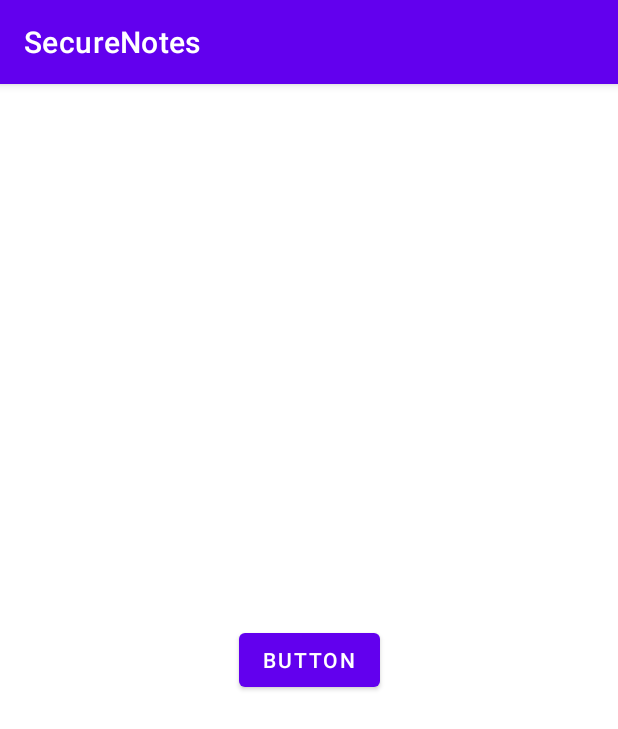
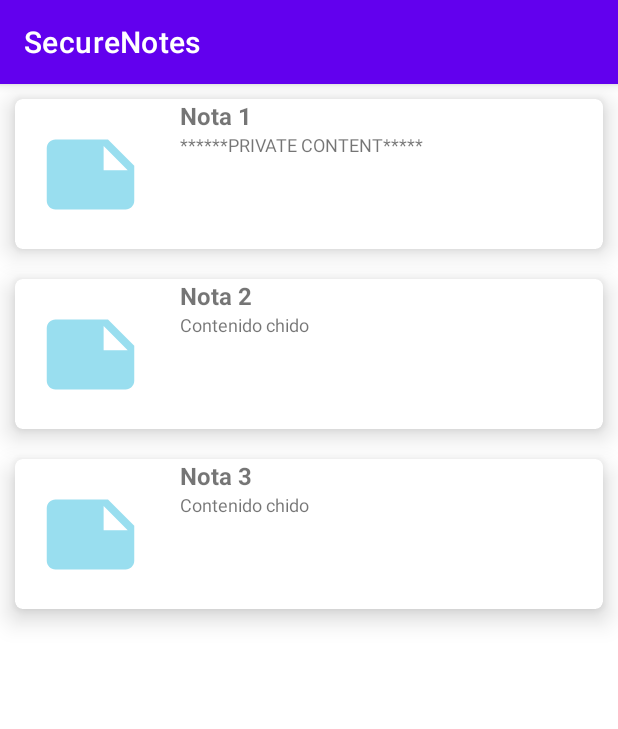
Before and after one commit to jassanchez/SecureNotes, an Android app: the screen it shows after launch (ConsultaNotas), on a phone screen of 412 x 824 dp. Shown: the top 729 px of the screen. Run offline under Robolectric (Android 15) with nearby library versions, the phone set to English and light mode, and no system bars.

Commit message:
Creación de lista para mostrar Notas

```diff
--- a/app/build.gradle
+++ b/app/build.gradle
@@ -33,6 +33,8 @@ dependencies {
     implementation 'androidx.appcompat:appcompat:1.3.0'
     implementation 'com.google.android.material:material:1.3.0'
     implementation 'androidx.constraintlayout:constraintlayout:2.0.4'
+    implementation 'androidx.recyclerview:recyclerview:1.2.1'
+    implementation 'androidx.cardview:cardview:1.0.0'
     testImplementation 'junit:junit:4.+'
     androidTestImplementation 'androidx.test.ext:junit:1.1.2'
     androidTestImplementation 'androidx.test.espresso:espresso-core:3.3.0'
--- a/app/src/main/java/com/teammanco/securenotes/ConsultaNotas.java
+++ b/app/src/main/java/com/teammanco/securenotes/ConsultaNotas.java
@@ -4,6 +4,8 @@ import androidx.appcompat.app.AppCompatActivity;
 import androidx.core.content.ContextCompat;
 
 import androidx.biometric.BiometricPrompt;
+import androidx.recyclerview.widget.LinearLayoutManager;
+import androidx.recyclerview.widget.RecyclerView;
 
 import android.content.DialogInterface;
 import android.os.Build;
@@ -14,8 +16,12 @@ import android.widget.Toast;
 
 import com.google.android.material.snackbar.BaseTransientBottomBar;
 import com.google.android.material.snackbar.Snackbar;
+import com.teammanco.securenotes.adapters.RecyclerAdapter;
+import com.teammanco.securenotes.model.ItemList;
 import com.teammanco.securenotes.model.Note;
 
+import java.util.ArrayList;
+import java.util.List;
 import java.util.concurrent.Executor;
 
 public class ConsultaNotas extends AppCompatActivity {
@@ -24,22 +30,49 @@ public class ConsultaNotas extends AppCompatActivity {
     private BiometricPrompt biometricPrompt;
     private BiometricPrompt.PromptInfo  promptInfo;
     private boolean authorized = false;
+    private RecyclerView rvLista;
+    private RecyclerAdapter adapter;
+    private List<ItemList> items;
 
     @Override
     protected void onCreate(Bundle savedInstanceState) {
         super.onCreate(savedInstanceState);
         setContentView(R.layout.activity_consulta_notas);
         autheticateMobile();
+        initViews();
+        initValues();
         //biometricPrompt.authenticate(promptInfo);
-        Button btn = findViewById(R.id.button);
+        /*Button btn = findViewById(R.id.button);
         btn.setOnClickListener(new View.OnClickListener() {
             @Override
             public void onClick(View v) {
                 showNota(v,new Note("","",1,2));
             }
-        });
+        });*/
     }
 
+    private void initViews(){
+       rvLista = findViewById(R.id.rvLista);
+    }
+
+    private void initValues(){
+        LinearLayoutManager manager = new LinearLayoutManager(this);
+        rvLista.setLayoutManager(manager);
+
+        items = consultaNotas();
+        adapter = new RecyclerAdapter(items);
+        rvLista.setAdapter(adapter);
+    }
+
+    private List<ItemList> consultaNotas(){
+        List<ItemList> itemLists = new ArrayList<>();
+
+        itemLists.add(new ItemList(new Note("Nota 1","Contenido chido",1,2),R.drawable.icon_note));
+        itemLists.add(new ItemList(new Note("Nota 2","Contenido chido",0,2),R.drawable.icon_note));
+        itemLists.add(new ItemList(new Note("Nota 3","Contenido chido",0,2),R.drawable.icon_note));
+
+        return  itemLists;
+    }
     private void showNota(View v, Note note){
            authorized = false;
         if (note.getSecurity() == 1)
--- /dev/null
+++ b/app/src/main/java/com/teammanco/securenotes/adapters/RecyclerAdapter.java
@@ -0,0 +1,60 @@
+package com.teammanco.securenotes.adapters;
+
+import android.view.LayoutInflater;
+import android.view.View;
+import android.view.ViewGroup;
+import android.widget.ImageView;
+import android.widget.TextView;
+
+import androidx.annotation.NonNull;
+import androidx.recyclerview.widget.RecyclerView;
+
+import com.teammanco.securenotes.R;
+import com.teammanco.securenotes.model.ItemList;
+import com.teammanco.securenotes.model.Note;
+
+import java.util.List;
+
+public class RecyclerAdapter extends RecyclerView.Adapter<RecyclerAdapter.RecyclerHolder> {
+    private List<ItemList> items;
+
+    public RecyclerAdapter(List<ItemList> items) {
+        this.items = items;
+    }
+
+    @Override
+    public RecyclerHolder onCreateViewHolder(@NonNull ViewGroup parent, int viewType) {
+        View v = LayoutInflater.from(parent.getContext()).inflate(R.layout.item_list_view,parent,false);
+        return new RecyclerHolder(v);
+    }
+
+    @Override
+    public void onBindViewHolder(@NonNull RecyclerAdapter.RecyclerHolder holder, int position) {
+        ItemList item = items.get(position);
+        Note note = item.getNote();
+        holder.img.setImageResource(R.drawable.icon_note);
+        holder.txtTitulo.setText(note.getTitle());
+        if(note.getSecurity() == 1)
+            holder.txtDesc.setText("******PRIVATE CONTENT*****");
+        else
+            holder.txtDesc.setText(note.getContent());
+    }
+
+    @Override
+    public int getItemCount() {
+        return items.size();
+    }
+
+    public static class RecyclerHolder extends RecyclerView.ViewHolder{
+        private ImageView img;
+        private TextView txtTitulo;
+        private TextView txtDesc;
+
+        public RecyclerHolder(@NonNull View itemView) {
+            super(itemView);
+            img = itemView.findViewById(R.id.imgItem);
+            txtTitulo = itemView.findViewById(R.id.txtTitulo);
+            txtDesc = itemView.findViewById(R.id.txtDesc);
+        }
+    }
+}
--- /dev/null
+++ b/app/src/main/java/com/teammanco/securenotes/model/ItemList.java
@@ -0,0 +1,28 @@
+package com.teammanco.securenotes.model;
+
+public class ItemList {
+    private Note note;
+    private int imgResource;
+
+    public ItemList(Note note, int imgResource) {
+        this.note = note;
+        this.imgResource = imgResource;
+    }
+
+    public Note getNote() {
+        return note;
+    }
+
+    public void setNote(Note note) {
+        this.note = note;
+    }
+
+    public int getImgResource() {
+        return imgResource;
+    }
+
+    public void setImgResource(int imgResource) {
+        this.imgResource = imgResource;
+    }
+
+}
--- /dev/null
+++ b/app/src/main/res/drawable/icon_note.xml
@@ -0,0 +1,5 @@
+<vector android:height="70dp" android:tint="#99DEEF"
+    android:viewportHeight="24" android:viewportWidth="24"
+    android:width="70dp" xmlns:android="http://schemas.android.com/apk/res/android">
+    <path android:fillColor="@android:color/white" android:pathData="M22,10l-6,-6L4,4c-1.1,0 -2,0.9 -2,2v12.01c0,1.1 0.9,1.99 2,1.99l16,-0.01c1.1,0 2,-0.89 2,-1.99v-8zM15,5.5l5.5,5.5L15,11L15,5.5z"/>
+</vector>
--- a/app/src/main/res/layout/activity_consulta_notas.xml
+++ b/app/src/main/res/layout/activity_consulta_notas.xml
@@ -6,13 +6,14 @@
     android:layout_height="match_parent"
     tools:context=".ConsultaNotas">
 
-    <Button
-        android:id="@+id/button"
-        android:layout_width="wrap_content"
-        android:layout_height="wrap_content"
-        android:text="Button"
+    <androidx.recyclerview.widget.RecyclerView
+        android:id="@+id/rvLista"
+        android:layout_width="match_parent"
+        android:layout_height="match_parent"
+        app:layout_constraintTop_toTopOf="parent"
         app:layout_constraintBottom_toBottomOf="parent"
-        app:layout_constraintEnd_toEndOf="parent"
-        app:layout_constraintStart_toStartOf="parent"
-        app:layout_constraintTop_toTopOf="parent" />
+        app:layout_constraintLeft_toLeftOf="parent"
+        app:layout_constraintRight_toRightOf="parent"
+        tools:listitem="@layout/item_list_view"
+        />
 </androidx.constraintlayout.widget.ConstraintLayout>
--- /dev/null
+++ b/app/src/main/res/layout/item_list_view.xml
@@ -0,0 +1,43 @@
+<?xml version="1.0" encoding="utf-8"?>
+<androidx.cardview.widget.CardView
+    xmlns:android="http://schemas.android.com/apk/res/android"
+    xmlns:app="http://schemas.android.com/apk/res-auto"
+    android:layout_width="match_parent"
+    android:layout_height="wrap_content"
+    app:cardElevation="10dp"
+    app:cardCornerRadius="5dp"
+    android:layout_margin="10dp">
+
+    <LinearLayout
+        android:layout_width="match_parent"
+        android:layout_height="wrap_content"
+        android:orientation="horizontal">
+        <ImageView
+            android:id="@+id/imgItem"
+            android:layout_width="100dp"
+            android:layout_height="100dp"
+            android:src="@drawable/icon_note"
+            android:scaleType="center"
+            android:layout_marginRight="10dp"/>
+
+        <LinearLayout
+            android:layout_width="match_parent"
+            android:layout_height="wrap_content"
+            android:orientation="vertical">
+            <TextView
+                android:id="@+id/txtTitulo"
+                android:layout_width="match_parent"
+                android:layout_height="wrap_content"
+                android:textStyle="bold"
+                android:textSize="16sp" />
+            <TextView
+                android:id="@+id/txtDesc"
+                android:layout_width="match_parent"
+                android:layout_height="wrap_content"
+                android:textSize="12sp" />
+        </LinearLayout>
+
+    </LinearLayout>
+
+
+</androidx.cardview.widget.CardView>
```
